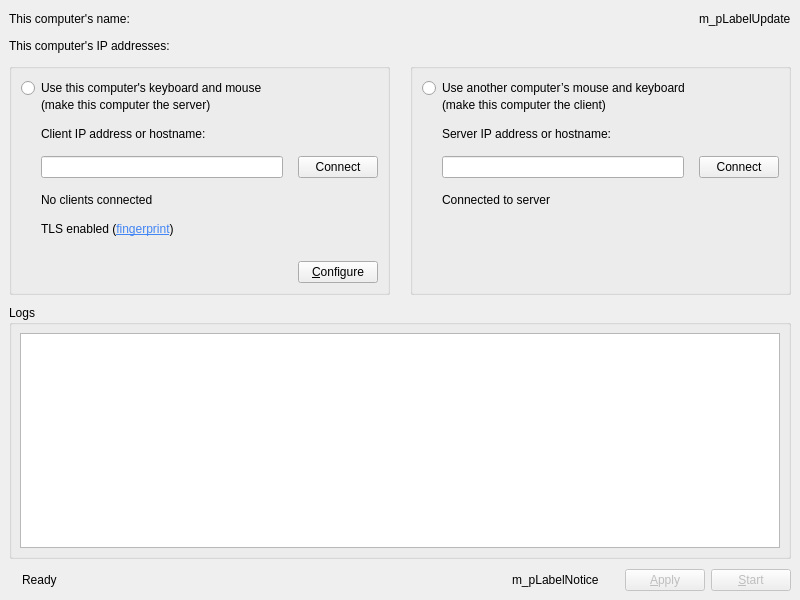
Qt form src/gui/src/MainWindowBase.ui (deskflow/deskflow) before a commit.
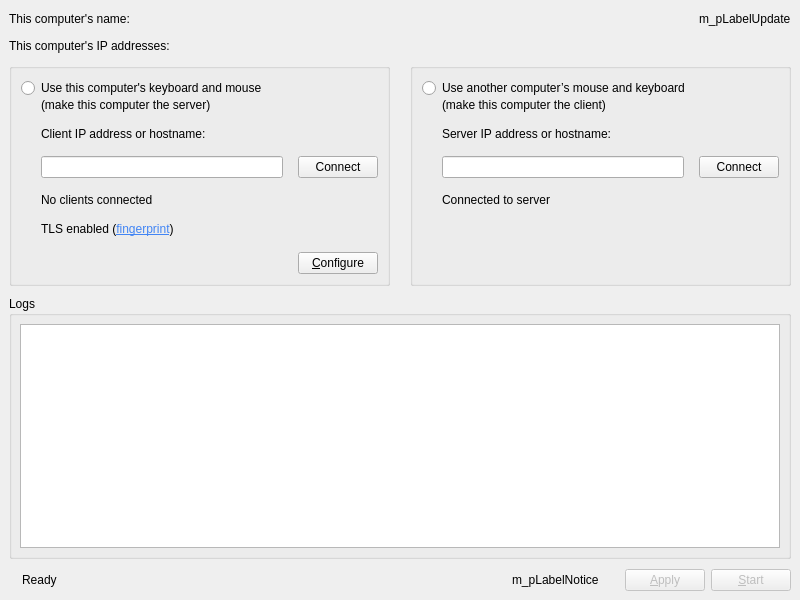
The same form after that commit. Icons and pictures are not drawn. Custom widgets are drawn as their Qt base class.

Patch:
```diff
--- a/src/gui/src/MainWindowBase.ui
+++ b/src/gui/src/MainWindowBase.ui
@@ -231,7 +231,7 @@
                <property name="sizeHint" stdset="0">
                 <size>
                  <width>20</width>
-                 <height>10</height>
+                 <height>1</height>
                 </size>
                </property>
               </spacer>
@@ -378,7 +378,7 @@
             <property name="sizeHint" stdset="0">
              <size>
               <width>20</width>
-              <height>10</height>
+              <height>1</height>
              </size>
             </property>
            </spacer>
```
Left out of the diff: 48 changed lines with no effect on the pictures. Lines whose indentation alone changed are shown as unchanged.
